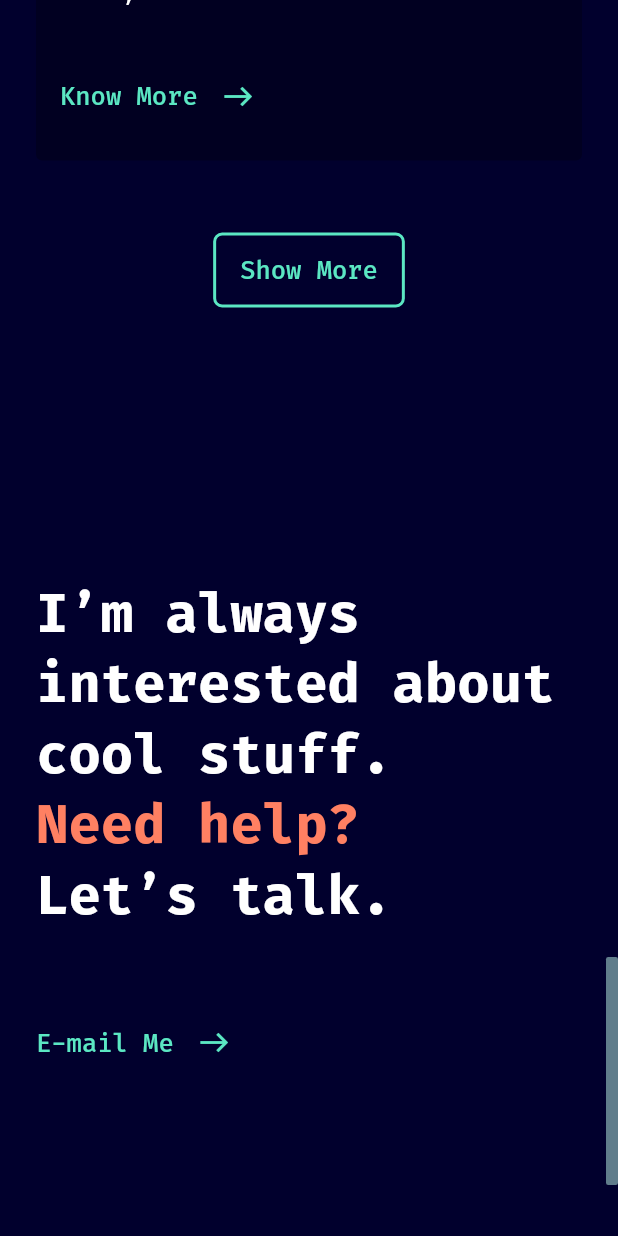
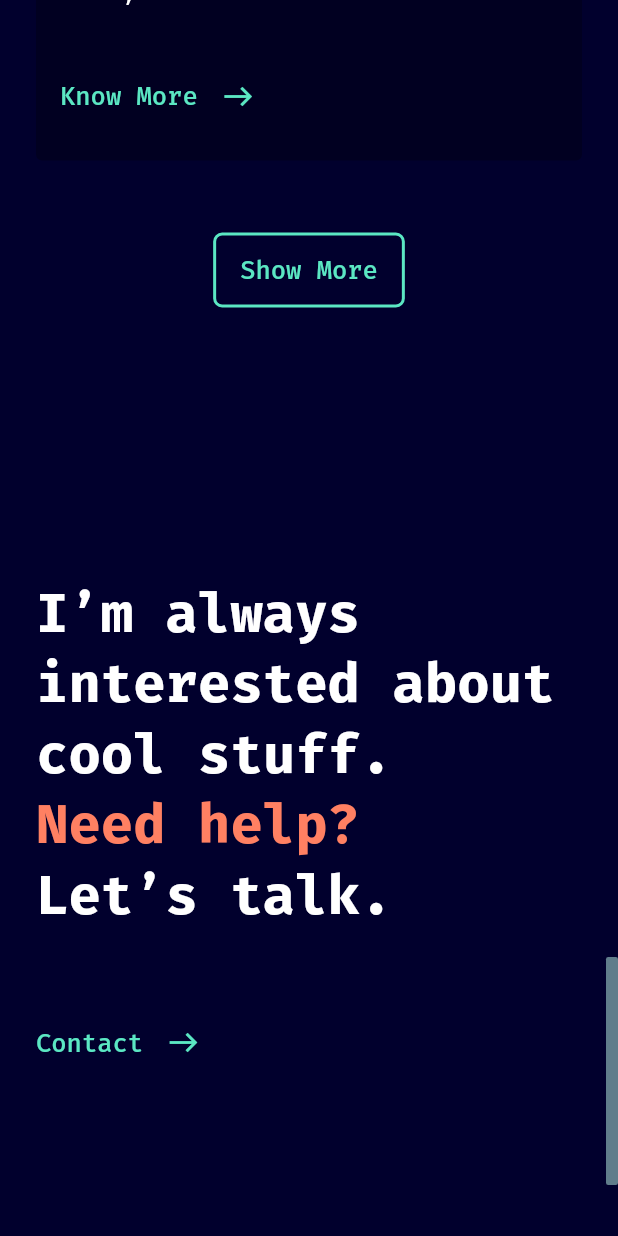
Before and after one commit to akhil-tj/Anton_1.0, a Flutter app: the screen it shows after launch, scrolled down 3456 dp, on a phone screen of 412 x 824 dp. Run offline on Flutter 3.47's test engine with Material 2 defaults, Android fonts, the phone set to English and light mode, and no system bars; our stand-ins replace animated_text_kit, flutter_svg, responsive_builder.

Commit message:
animated text

```diff
--- a/lib/Components/Ending/ending_desktop.dart
+++ b/lib/Components/Ending/ending_desktop.dart
@@ -51,7 +51,7 @@
                 crossAxisAlignment: CrossAxisAlignment.center,
                 children: [
                   Text(
-                    'E-mail Me ',
+                    'Contact',
                     style: h2Desktoptxt,
                   ),
                   SizedBox(
--- a/lib/Components/Ending/ending_mobile.dart
+++ b/lib/Components/Ending/ending_mobile.dart
@@ -52,9 +52,7 @@
         }
       },
       child: InnerHyperlink(
-          innerHyperlinkText: 'E-mail Me', innerHyperlinkPadding: 64.0),
+          innerHyperlinkText: 'Contact', innerHyperlinkPadding: 64.0),
     );
   }
 }
-
-//new comment
--- a/lib/Components/Landing/landing_mobile.dart
+++ b/lib/Components/Landing/landing_mobile.dart
@@ -1,3 +1,4 @@
+import 'package:animated_text_kit/animated_text_kit.dart';
 import 'package:anton_1_0/Components/AboutMe/aboutme_mobile.dart';
 import 'package:anton_1_0/Components/Ending/ending_mobile.dart';
 import 'package:anton_1_0/Components/Footer/footer_mobile.dart';
@@ -18,9 +19,15 @@
       child: Column(
         crossAxisAlignment: CrossAxisAlignment.start,
         children: [
-          SelectableText(
-            'Hello,',
-            style: landingMobileTxt1,
+          AnimatedTextKit(
+            repeatForever: true,
+            animatedTexts: [
+              TypewriterAnimatedText(
+                'Hello',
+                textStyle: landingMobileTxt1,
+                speed: const Duration(milliseconds: 360),
+              ),
+            ],
           ),
           SelectableText.rich(
             TextSpan(
--- a/lib/Widgets/DesktopWidgets/tempCodeRunnerFile.dart
+++ /dev/null
@@ -1 +0,0 @@
-GestureDetector
--- a/pubspec.yaml
+++ b/pubspec.yaml
@@ -31,7 +31,7 @@
   flutter_svg: ^0.22.0
   responsive_builder: ^0.4.1
   url_launcher: ^6.0.6
-  vertical_tabs: ^0.2.0
+  animated_text_kit: ^4.2.1
 
 dev_dependencies:
   flutter_test:
```
Also changed, not shown: lib/Components/Landing/landing_desktop.dart (+11 -3 lines), lib/Components/Landing/landing_tablet.dart (+10 -3 lines), pubspec.lock.
